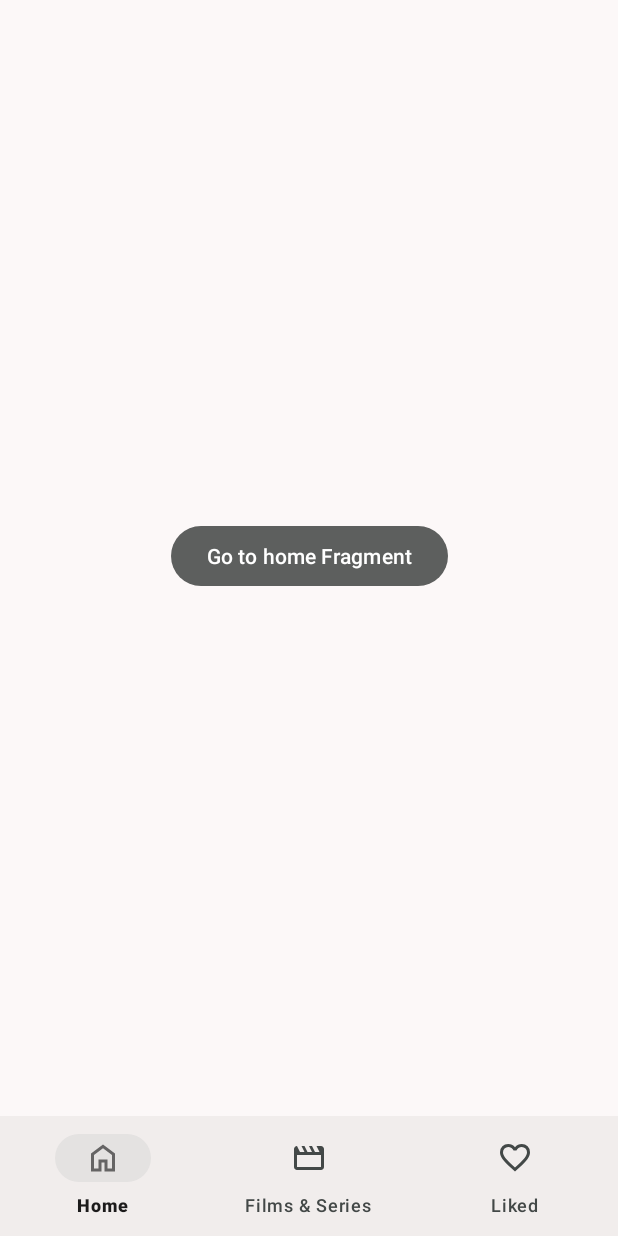
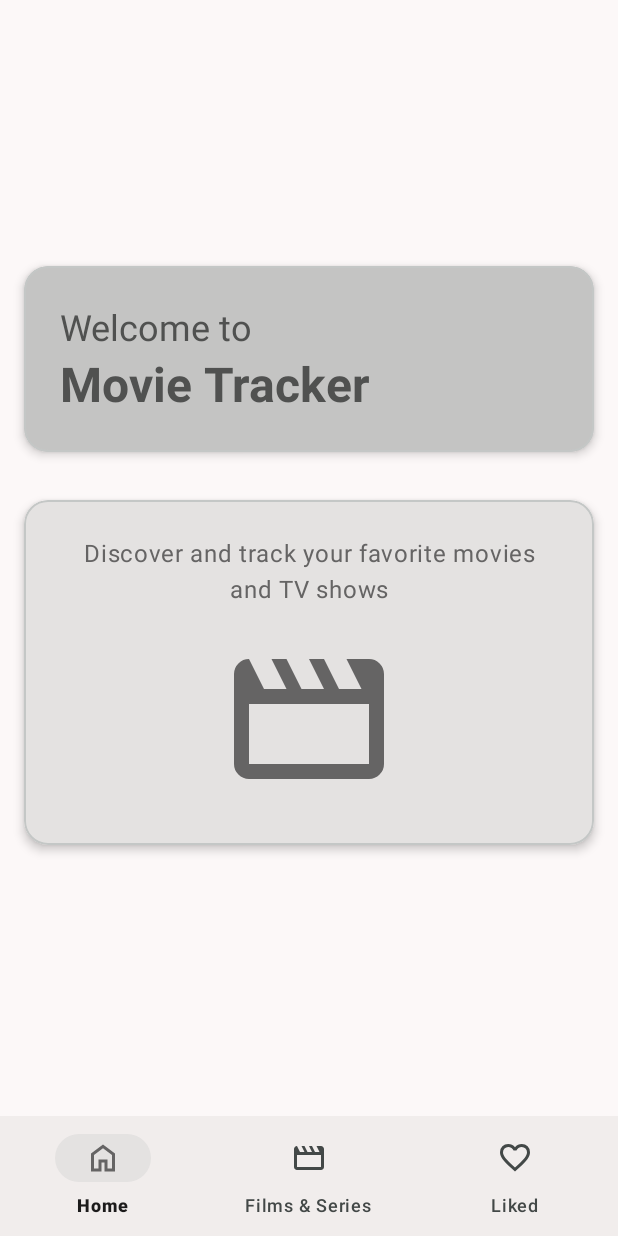
Before and after one commit to GillesVanPellicom/TM_app_dev_2025, an Android app built with Jetpack Compose: the screen it shows after launch (MainActivity), on a phone screen of 412 x 824 dp. Run offline under Robolectric (Android 15) with nearby library versions, the phone set to English and light mode, and no system bars; our stand-ins replace Room's generated code, navigation-ui.

Commit message:
Added: basic home fragment

```diff
--- a/app/src/main/res/layout/fragment_home.xml
+++ b/app/src/main/res/layout/fragment_home.xml
@@ -1,20 +1,82 @@
 <?xml version="1.0" encoding="utf-8"?>
-<layout xmlns:android="http://schemas.android.com/apk/res/android"
-    xmlns:app="http://schemas.android.com/apk/res-auto">
+<androidx.constraintlayout.widget.ConstraintLayout xmlns:android="http://schemas.android.com/apk/res/android"
+    xmlns:app="http://schemas.android.com/apk/res-auto"
+    android:layout_width="match_parent"
+    android:layout_height="match_parent">
 
-  <androidx.constraintlayout.widget.ConstraintLayout
-      android:layout_width="match_parent"
-      android:layout_height="match_parent">
+  <com.google.android.material.card.MaterialCardView
+      android:id="@+id/welcome_card"
+      android:layout_width="0dp"
+      android:layout_height="wrap_content"
+      android:layout_margin="16dp"
+      app:cardBackgroundColor="?attr/colorPrimaryContainer"
+      app:cardCornerRadius="16dp"
+      app:cardElevation="4dp"
+      app:layout_constraintEnd_toEndOf="parent"
+      app:layout_constraintStart_toStartOf="parent"
+      app:layout_constraintTop_toTopOf="parent"
+      app:layout_constraintBottom_toTopOf="@+id/feature_card"
+      app:layout_constraintVertical_chainStyle="packed">
 
-    <Button
-        android:id="@+id/navigateButton"
-        android:layout_width="wrap_content"
+    <LinearLayout
+        android:layout_width="match_parent"
         android:layout_height="wrap_content"
-        android:text="@string/home_go_to_home_fragment"
-        app:layout_constraintBottom_toBottomOf="parent"
-        app:layout_constraintEnd_toEndOf="parent"
-        app:layout_constraintStart_toStartOf="parent"
-        app:layout_constraintTop_toTopOf="parent" />
+        android:orientation="vertical"
+        android:padding="24dp">
 
-  </androidx.constraintlayout.widget.ConstraintLayout>
-</layout>
+      <TextView
+          android:layout_width="match_parent"
+          android:layout_height="wrap_content"
+          android:text="Welcome to"
+          android:textAppearance="?attr/textAppearanceHeadlineSmall"
+          android:textColor="?attr/colorOnPrimaryContainer" />
+
+      <TextView
+          android:layout_width="match_parent"
+          android:layout_height="wrap_content"
+          android:text="Movie Tracker"
+          android:textAppearance="?attr/textAppearanceHeadlineLarge"
+          android:textColor="?attr/colorOnPrimaryContainer"
+          android:textStyle="bold" />
+    </LinearLayout>
+  </com.google.android.material.card.MaterialCardView>
+
+  <com.google.android.material.card.MaterialCardView
+      android:id="@+id/feature_card"
+      android:layout_width="0dp"
+      android:layout_height="wrap_content"
+      android:layout_margin="16dp"
+      app:cardBackgroundColor="?attr/colorSecondaryContainer"
+      app:cardCornerRadius="16dp"
+      app:cardElevation="4dp"
+      app:layout_constraintBottom_toBottomOf="parent"
+      app:layout_constraintEnd_toEndOf="parent"
+      app:layout_constraintStart_toStartOf="parent"
+      app:layout_constraintTop_toBottomOf="@+id/welcome_card">
+
+    <LinearLayout
+        android:layout_width="match_parent"
+        android:layout_height="wrap_content"
+        android:orientation="vertical"
+        android:padding="24dp">
+
+      <TextView
+          android:layout_width="match_parent"
+          android:layout_height="wrap_content"
+          android:text="Discover and track your favorite movies and TV shows"
+          android:textAlignment="center"
+          android:textAppearance="?attr/textAppearanceBodyLarge"
+          android:textColor="?attr/colorOnSecondaryContainer" />
+
+
+      <ImageView
+          android:layout_width="120dp"
+          android:layout_height="120dp"
+          android:layout_gravity="center_horizontal"
+          android:layout_marginTop="16dp"
+          android:contentDescription="Movie icon"
+          android:src="@drawable/ic_film"
+          app:tint="?attr/colorOnSecondaryContainer" />
+    </LinearLayout>
+  </com.google.android.material.card.MaterialCardView>
+</androidx.constraintlayout.widget.ConstraintLayout>
```
